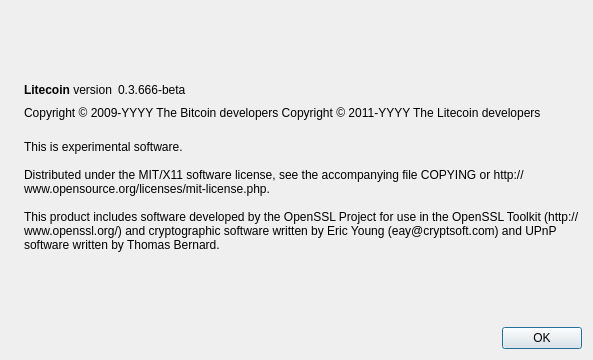
Old version of the form src/qt/forms/aboutdialog.ui in the repository sp00nznet/F7CoinV2.
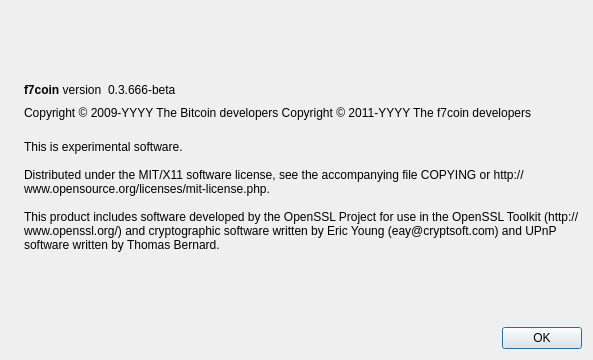
New version of the form. Icons and pictures are not drawn.

Patch:
```diff
--- a/src/qt/forms/aboutdialog.ui
+++ b/src/qt/forms/aboutdialog.ui
@@ -50,7 +50,7 @@
           <cursorShape>IBeamCursor</cursorShape>
          </property>
          <property name="text">
-          <string>&lt;b&gt;Litecoin&lt;/b&gt; version</string>
+          <string>&lt;b&gt;f7coin&lt;/b&gt; version</string>
          </property>
          <property name="textInteractionFlags">
           <set>Qt::LinksAccessibleByMouse|Qt::TextSelectableByKeyboard|Qt::TextSelectableByMouse</set>
@@ -92,7 +92,7 @@
        </property>
        <property name="text">
         <string notr="true">Copyright &amp;copy; 2009-YYYY The Bitcoin developers
-Copyright &amp;copy; 2011-YYYY The Litecoin developers</string>
+Copyright &amp;copy; 2011-YYYY The f7coin developers</string>
        </property>
        <property name="textFormat">
         <enum>Qt::RichText</enum>
```
Left out of the diff: 2 changed lines with no effect on the pictures.
